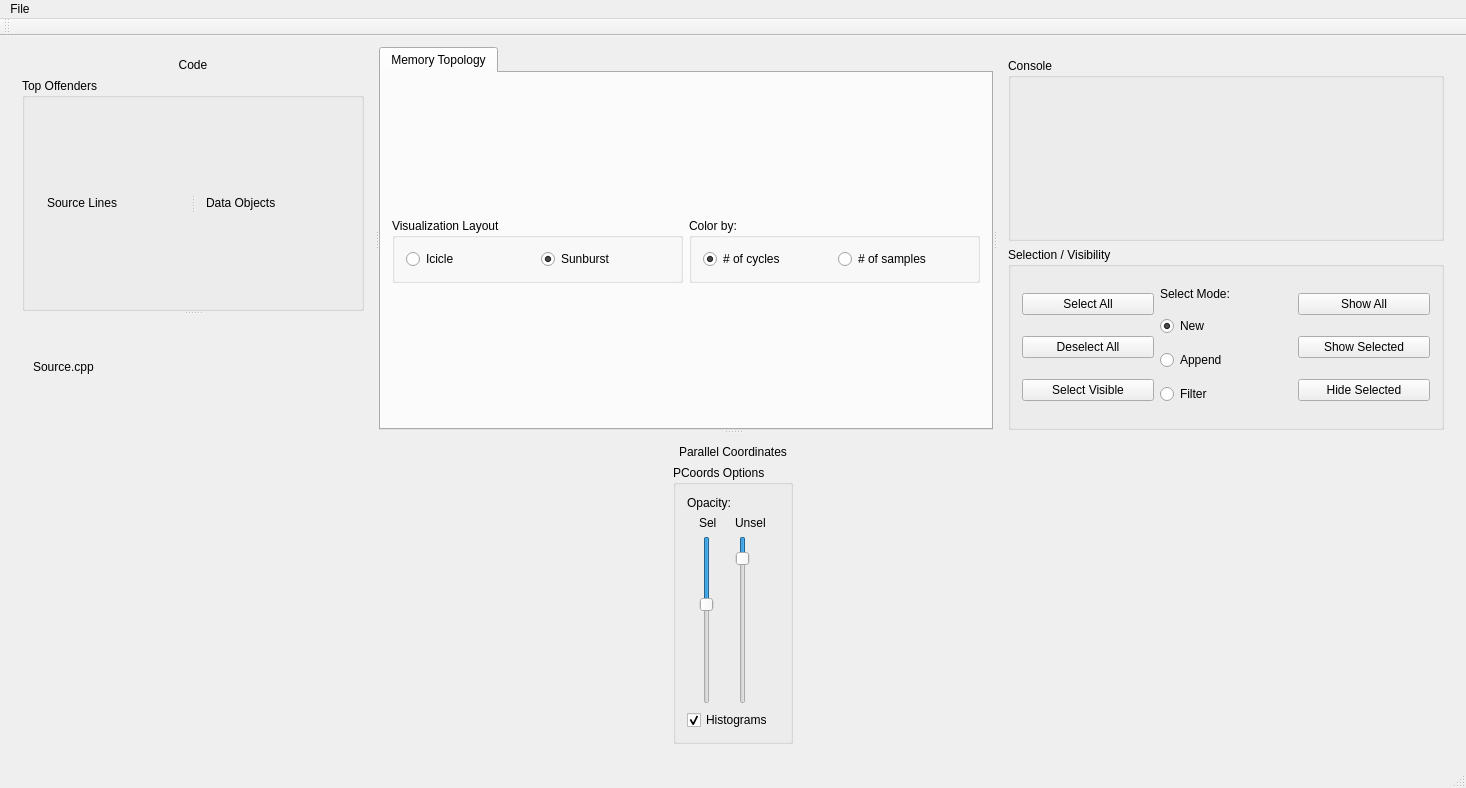
Qt form src/form.ui (caps-tum/MemAxes) before a commit.
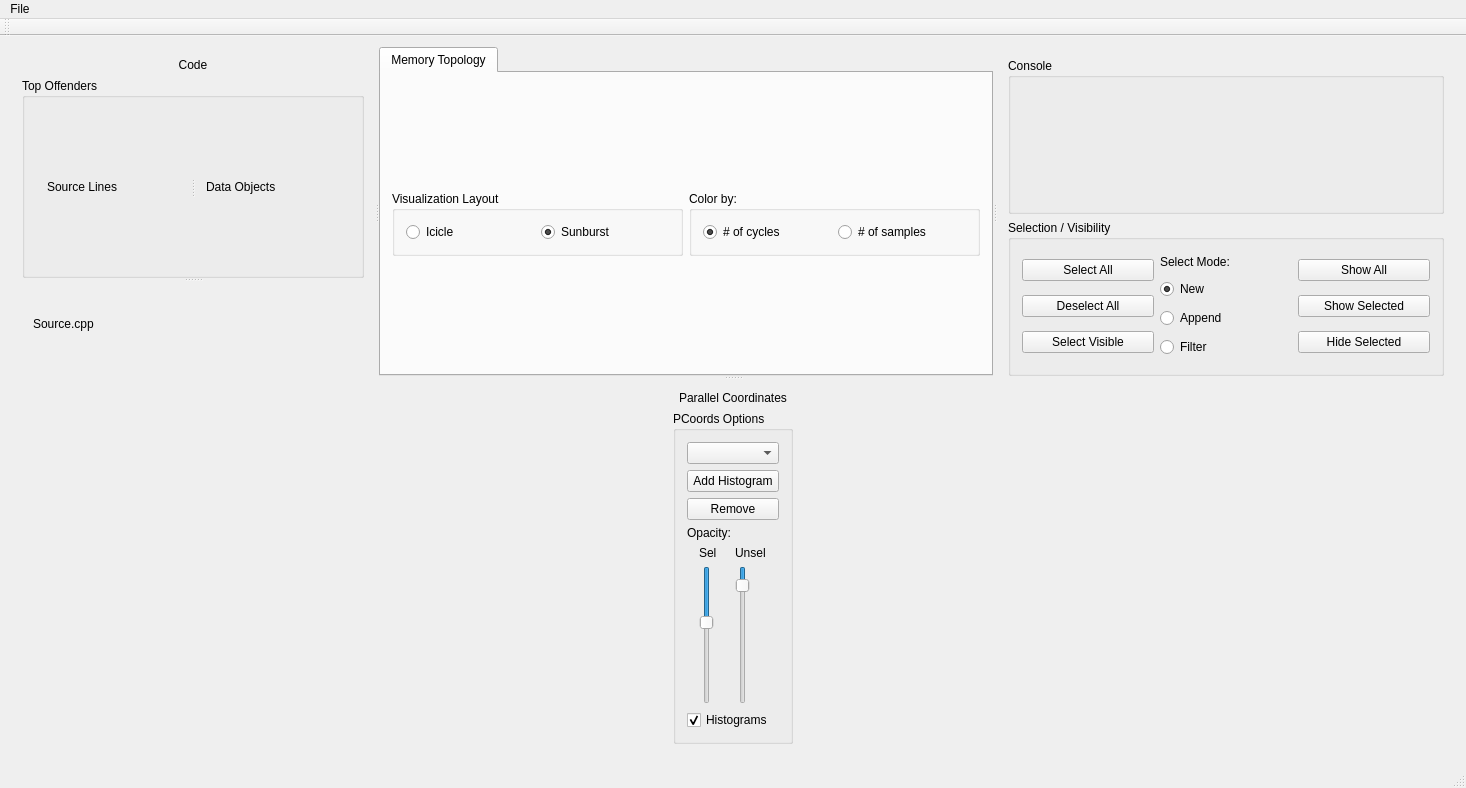
The same form after that commit. The open tabs and pages were chosen to show the change.

Commit message: add parallel histograms ComboBox and load columns

What changed in the file:
```diff
--- a/src/form.ui
+++ b/src/form.ui
@@ -116,7 +116,7 @@
        </widget>
        <widget class="QTabWidget" name="centerTabWidget">
         <property name="currentIndex">
-         <number>1</number>
+         <number>0</number>
         </property>
         <widget class="QWidget" name="memoryTab">
          <attribute name="title">
@@ -339,11 +339,6 @@
          </widget>
         </item>
         <item>
-         <layout class="QVBoxLayout" name="parallelCoordinatesParent_1">
-          <property name="sizeConstraint">
-           <enum>QLayout::SetFixedSize</enum>
-          </property>
-          <item>
            <layout class="QHBoxLayout" name="parallelCoordinatesLayout">
             <property name="sizeConstraint">
              <enum>QLayout::SetFixedSize</enum>
@@ -366,6 +361,23 @@
                <string>PCoords Options</string>
               </property>
               <layout class="QVBoxLayout" name="verticalLayout_11">
+             <item>
+              <widget class="QComboBox" name="comboBox"/>
+             </item>
+             <item>
+              <widget class="QPushButton" name="addHistogram">
+               <property name="text">
+                <string>Add Histogram</string>
+               </property>
+              </widget>
+             </item>
+             <item>
+              <widget class="QPushButton" name="removeHistogram">
+               <property name="text">
+                <string>Remove</string>
+               </property>
+              </widget>
+             </item>
                <item>
                 <widget class="QLabel" name="opacityLabel">
                  <property name="text">
@@ -506,6 +518,11 @@
             </item>
            </layout>
           </item>
+        <item>
+         <layout class="QVBoxLayout" name="parallelCoordinatesParent_1">
+          <property name="sizeConstraint">
+           <enum>QLayout::SetFixedSize</enum>
+          </property>
          </layout>
         </item>
        </layout>
@@ -520,7 +537,7 @@
      <x>0</x>
      <y>0</y>
      <width>1466</width>
-     <height>31</height>
+     <height>20</height>
     </rect>
    </property>
    <widget class="QMenu" name="menuFile">
```
Lines whose indentation alone changed are shown as unchanged. The commit also changes 6 other files.
